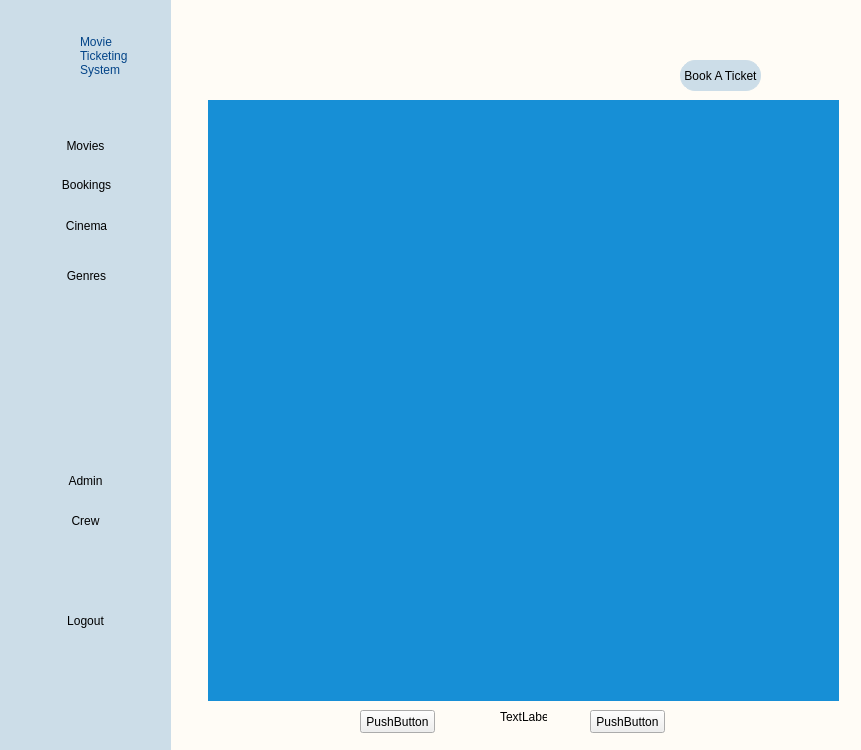
First picture: the form in Ui_Files/movies.ui, repository edejeed/Movie-Ticketing, before the edit.
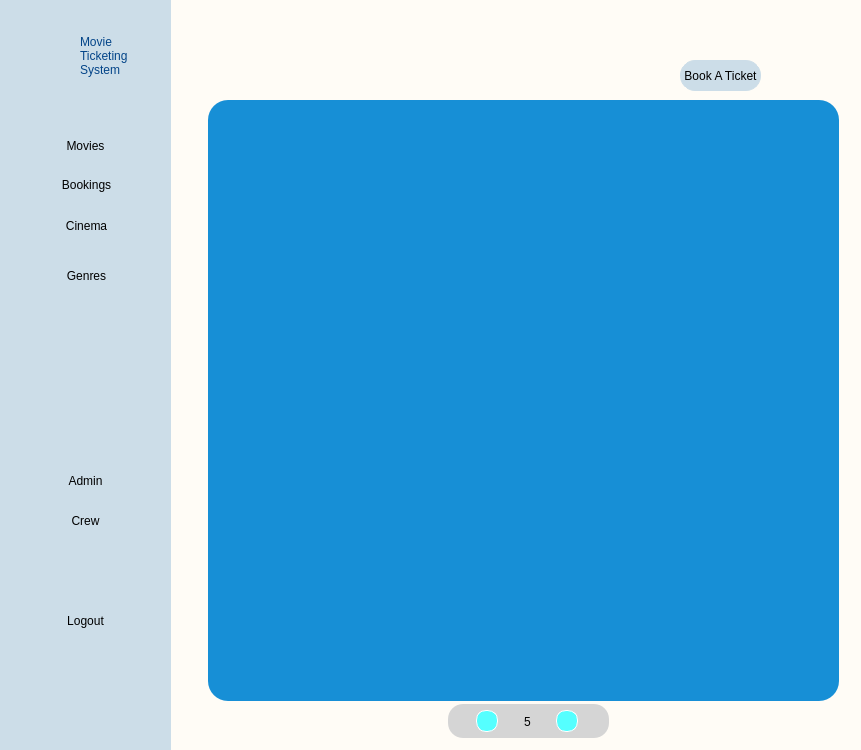
Second picture: the form after the edit. Icons and pictures are not drawn.

```diff
--- a/Ui_Files/movies.ui
+++ b/Ui_Files/movies.ui
@@ -390,6 +390,8 @@
      <property name="styleSheet">
       <string notr="true">#stackedWidget{
 background-color: #178fd6;
+border: 1px white;
+border-radius: 20px;
 }</string>
      </property>
      <property name="currentIndex">
@@ -509,42 +511,132 @@
     <widget class="QPushButton" name="next">
      <property name="geometry">
       <rect>
-       <x>430</x>
+       <x>396</x>
        <y>710</y>
-       <width>75</width>
-       <height>23</height>
+       <width>22</width>
+       <height>22</height>
       </rect>
      </property>
+     <property name="cursor">
+      <cursorShape>PointingHandCursor</cursorShape>
+     </property>
+     <property name="styleSheet">
+      <string notr="true">#next{
+background-color: rgb(85, 255, 255);
+border: 1px solid white;
+border-radius: 10px;
+}
+#next:hover{
+background-color: white;
+border: 1px solid white;
+border-radius: 10px;
+}</string>
+     </property>
      <property name="text">
-      <string>PushButton</string>
+      <string/>
+     </property>
+     <property name="icon">
+      <iconset>
+       <normaloff>../img/next.png</normaloff>../img/next.png</iconset>
+     </property>
+     <property name="iconSize">
+      <size>
+       <width>30</width>
+       <height>30</height>
+      </size>
+     </property>
+     <property name="flat">
+      <bool>true</bool>
      </property>
     </widget>
     <widget class="QPushButton" name="back">
      <property name="geometry">
       <rect>
-       <x>200</x>
+       <x>316</x>
        <y>710</y>
-       <width>75</width>
-       <height>23</height>
+       <width>22</width>
+       <height>22</height>
       </rect>
      </property>
+     <property name="cursor">
+      <cursorShape>PointingHandCursor</cursorShape>
+     </property>
+     <property name="styleSheet">
+      <string notr="true">#back{
+background-color: rgb(85, 255, 255);
+border: 1px solid white;
+border-radius: 10px;
+}
+#back:hover{
+background-color: white;
+border: 1px solid white;
+border-radius: 10px;
+}</string>
+     </property>
      <property name="text">
-      <string>PushButton</string>
+      <string/>
+     </property>
+     <property name="icon">
+      <iconset>
+       <normaloff>../img/prev.png</normaloff>../img/prev.png</iconset>
+     </property>
+     <property name="iconSize">
+      <size>
+       <width>30</width>
+       <height>30</height>
+      </size>
+     </property>
+     <property name="flat">
+      <bool>false</bool>
      </property>
     </widget>
     <widget class="QLabel" name="page_4">
      <property name="geometry">
       <rect>
-       <x>340</x>
-       <y>710</y>
+       <x>344</x>
+       <y>715</y>
        <width>47</width>
        <height>13</height>
       </rect>
      </property>
+     <property name="styleSheet">
+      <string notr="true">font: 75 12pt &quot;Century Gothic&quot;;</string>
+     </property>
      <property name="text">
-      <string>TextLabel</string>
+      <string>5</string>
      </property>
+     <property name="alignment">
+      <set>Qt::AlignCenter</set>
+     </property>
     </widget>
+    <widget class="QWidget" name="rect" native="true">
+     <property name="geometry">
+      <rect>
+       <x>288</x>
+       <y>704</y>
+       <width>161</width>
+       <height>34</height>
+      </rect>
+     </property>
+     <property name="styleSheet">
+      <string notr="true">#rect {
+background-color: rgb(213, 213, 213);
+border-radius: 15px;
+}</string>
+     </property>
+    </widget>
+    <zorder>rect</zorder>
+    <zorder>label</zorder>
+    <zorder>addTicket</zorder>
+    <zorder>editButton</zorder>
+    <zorder>deleteButton</zorder>
+    <zorder>stackedWidget</zorder>
+    <zorder>prevButton</zorder>
+    <zorder>nextButton</zorder>
+    <zorder>bookTicket</zorder>
+    <zorder>next</zorder>
+    <zorder>back</zorder>
+    <zorder>page_4</zorder>
    </widget>
    <zorder>mainBG</zorder>
    <zorder>navigationBG</zorder>
```
